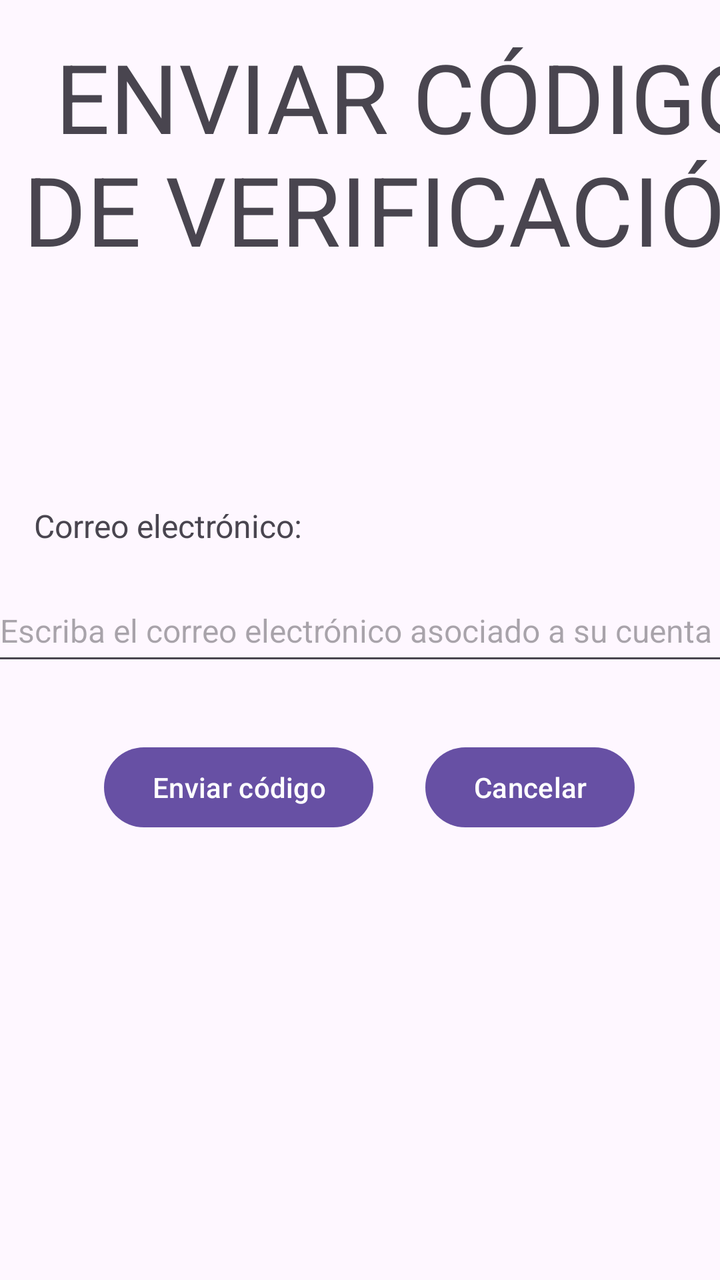
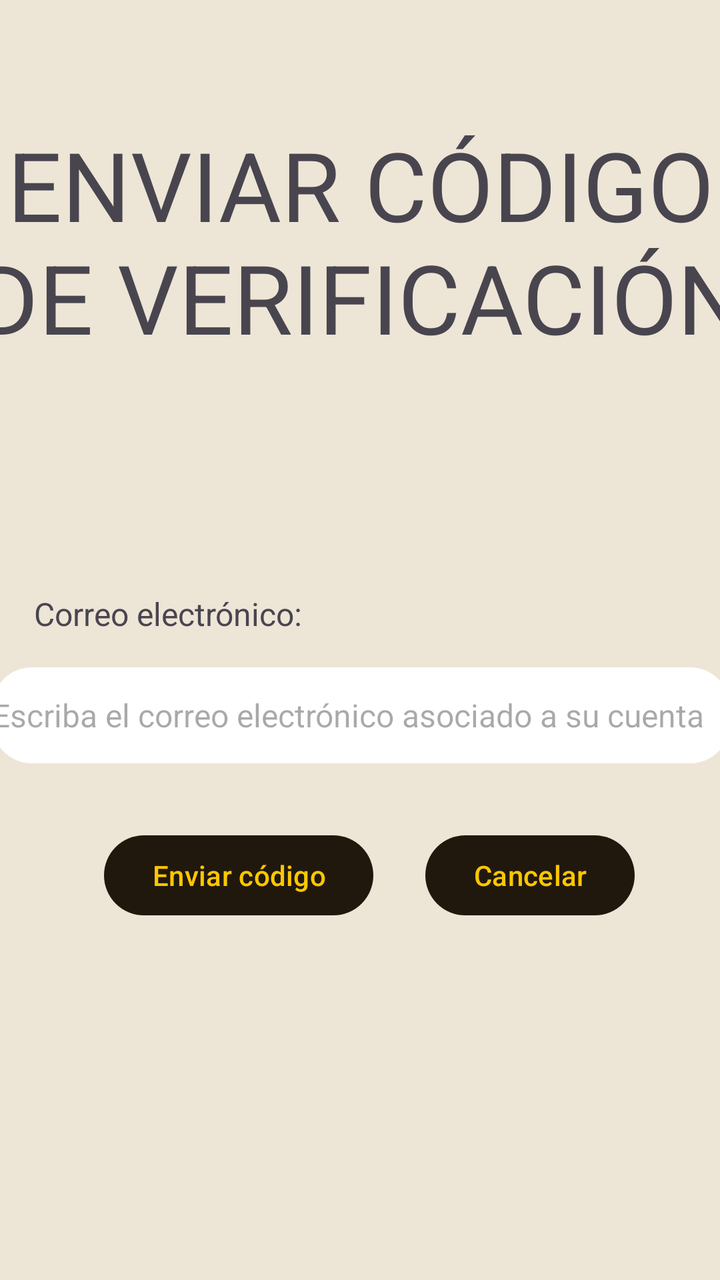

An Android layout rendered at two revisions. The XML below is the earlier revision; the diff shows what the commit changed to produce the second picture.
<!-- AndroidManifest.xml: application theme Theme.RefriMancia -->
<!-- res/layout/ventana_verificar.xml -->
<?xml version="1.0" encoding="utf-8"?>
<androidx.constraintlayout.widget.ConstraintLayout xmlns:android="http://schemas.android.com/apk/res/android"
    xmlns:app="http://schemas.android.com/apk/res-auto"
    xmlns:tools="http://schemas.android.com/tools"
    android:id="@+id/ventana_verificar"
    android:layout_width="match_parent"
    android:layout_height="match_parent">

    <TextView
        android:id="@+id/tvTituloVerificar"
        android:layout_width="409dp"
        android:layout_height="128dp"
        android:layout_marginTop="16dp"
        android:text="ENVIAR CÓDIGO DE VERIFICACIÓN"
        android:textAlignment="center"
        android:textSize="48sp"
        app:layout_constraintEnd_toEndOf="parent"
        app:layout_constraintHorizontal_bias="0.0"
        app:layout_constraintStart_toStartOf="parent"
        app:layout_constraintTop_toTopOf="parent" />

    <EditText
        android:id="@+id/etCorreoVerificar"
        android:layout_width="369dp"
        android:layout_height="48dp"
        android:layout_marginTop="16dp"
        android:ems="10"
        android:hint="Escriba el correo electrónico asociado a su cuenta"
        android:inputType="text"
        android:textSize="16sp"
        app:layout_constraintEnd_toEndOf="parent"
        app:layout_constraintStart_toStartOf="parent"
        app:layout_constraintTop_toBottomOf="@+id/tvCorreoVerificar" />

    <TextView
        android:id="@+id/tvCorreoVerificar"
        android:layout_width="wrap_content"
        android:layout_height="wrap_content"
        android:layout_marginTop="108dp"
        android:text="Correo electrónico:"
        android:textSize="16sp"
        app:layout_constraintEnd_toEndOf="parent"
        app:layout_constraintHorizontal_bias="0.075"
        app:layout_constraintStart_toStartOf="parent"
        app:layout_constraintTop_toBottomOf="@+id/tvTituloVerificar" />

    <Button
        android:id="@+id/botonEnviarCode"
        android:layout_width="wrap_content"
        android:layout_height="wrap_content"
        android:layout_marginStart="52dp"
        android:layout_marginTop="32dp"
        android:text="Enviar código"
        app:layout_constraintStart_toStartOf="parent"
        app:layout_constraintTop_toBottomOf="@+id/etCorreoVerificar" />

    <Button
        android:id="@+id/botonCancelarVerificar"
        android:layout_width="wrap_content"
        android:layout_height="wrap_content"
        android:layout_marginTop="32dp"
        android:text="Cancelar"
        app:layout_constraintEnd_toEndOf="parent"
        app:layout_constraintHorizontal_bias="0.38"
        app:layout_constraintStart_toEndOf="@+id/botonEnviarCode"
        app:layout_constraintTop_toBottomOf="@+id/etCorreoVerificar" />

</androidx.constraintlayout.widget.ConstraintLayout>
<!-- resources referenced by this layout -->
<resources>
  <style name="Theme.RefriMancia" parent="Base.Theme.RefriMancia" />
  <style name="Base.Theme.RefriMancia" parent="Theme.Material3.DayNight.NoActionBar">
          
          
          <item name="android:statusBarColor">?attr/colorPrimary</item>
          <item name="android:windowLightStatusBar">false</item>
          
      </style>
</resources>

<!-- the commit's change to res/layout/ventana_verificar.xml (unified diff, before → after) -->
@@ -2,6 +2,7 @@
 <androidx.constraintlayout.widget.ConstraintLayout xmlns:android="http://schemas.android.com/apk/res/android"
     xmlns:app="http://schemas.android.com/apk/res-auto"
     xmlns:tools="http://schemas.android.com/tools"
+    style="@style/fondoPantallas"
     android:id="@+id/ventana_verificar"
     android:layout_width="match_parent"
     android:layout_height="match_parent">
@@ -10,12 +11,11 @@
         android:id="@+id/tvTituloVerificar"
         android:layout_width="409dp"
         android:layout_height="128dp"
-        android:layout_marginTop="16dp"
+        android:layout_marginTop="60dp"
         android:text="ENVIAR CÓDIGO DE VERIFICACIÓN"
         android:textAlignment="center"
         android:textSize="48sp"
         app:layout_constraintEnd_toEndOf="parent"
-        app:layout_constraintHorizontal_bias="0.0"
         app:layout_constraintStart_toStartOf="parent"
         app:layout_constraintTop_toTopOf="parent" />
 
@@ -24,6 +24,7 @@
         android:layout_width="369dp"
         android:layout_height="48dp"
         android:layout_marginTop="16dp"
+        android:background="@drawable/bg_input"
         android:ems="10"
         android:hint="Escriba el correo electrónico asociado a su cuenta"
         android:inputType="text"
@@ -46,6 +47,7 @@
 
     <Button
         android:id="@+id/botonEnviarCode"
+        style="@style/estiloBotones"
         android:layout_width="wrap_content"
         android:layout_height="wrap_content"
         android:layout_marginStart="52dp"
@@ -56,6 +58,7 @@
 
     <Button
         android:id="@+id/botonCancelarVerificar"
+        style="@style/estiloBotones"
         android:layout_width="wrap_content"
         android:layout_height="wrap_content"
         android:layout_marginTop="32dp"
<!-- resource entries referenced after the edit -->
@@ -1,6 +1,21 @@
 <!-- resources referenced by this layout -->
 <resources>
+  <!-- drawable bg_input (drawable) -->
+  <shape xmlns:android="http://schemas.android.com/apk/res/android">
+      <solid android:color="#FFFFFF"/> 
+      <corners android:radius="20dp"/>
+  </shape>
+  <style name="estiloBotones">
+          <item name="android:textColor">@color/amarillo</item>
+          <item name="backgroundTint">@color/marron_oscuro</item>
+      </style>
+  <style name="fondoPantallas">
+          <item name="android:background">@color/beige</item>
+      </style>
   <style name="Theme.RefriMancia" parent="Base.Theme.RefriMancia" />
+  <color name="amarillo">#fdc700</color>
+  <color name="marron_oscuro">#21180d</color>
+  <color name="beige">#ede5d6</color>
   <style name="Base.Theme.RefriMancia" parent="Theme.Material3.DayNight.NoActionBar">
           
           
